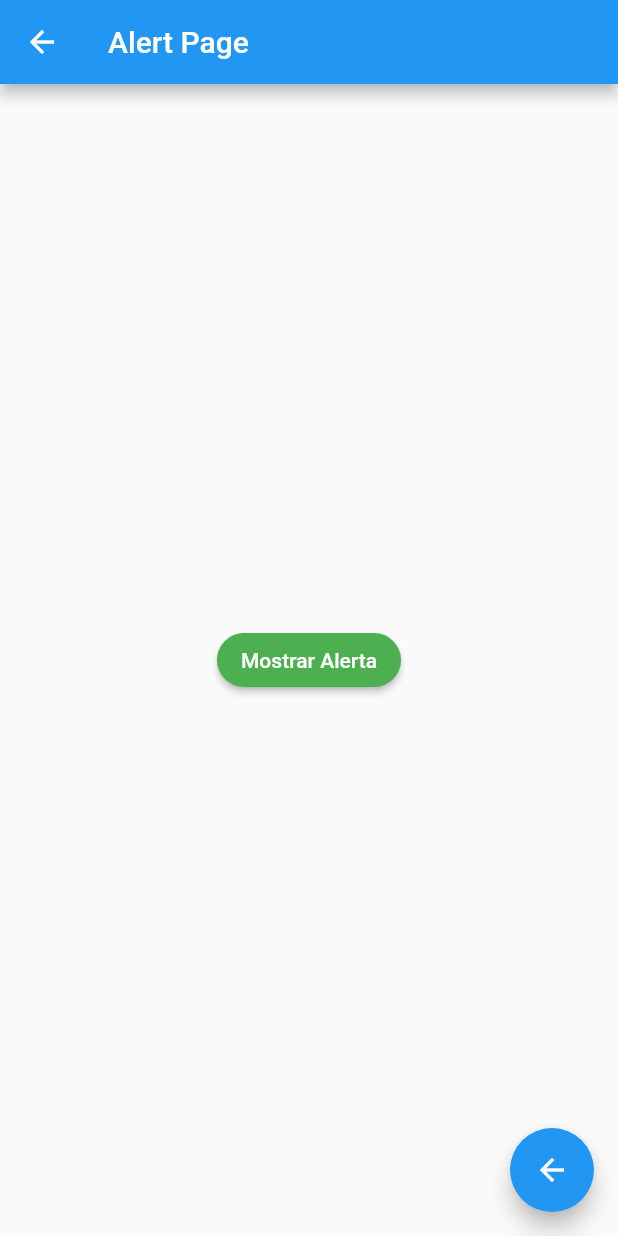
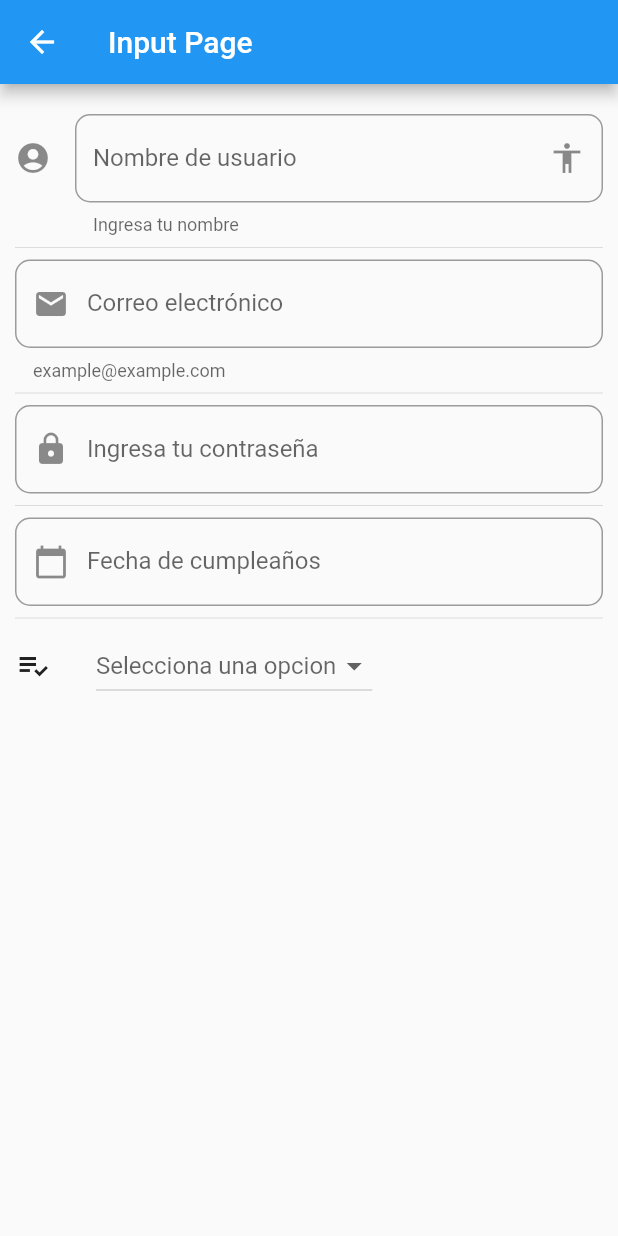
Before and after one commit to Willy502/flutter_componentes, a Flutter app: the screen it shows after launch, after a tap on "Inputs", on a phone screen of 412 x 824 dp. Run offline on Flutter 3.47's test engine with Material 2 defaults, Android fonts, the phone set to English and light mode, and no system bars; network calls fail.

Commit message:
Input page

```diff
--- a/lib/main.dart
+++ b/lib/main.dart
@@ -1,4 +1,5 @@
 import 'package:flutter/material.dart';
+import 'package:flutter_localizations/flutter_localizations.dart';
 
 import 'package:componentes_app/src/pages/alert_page.dart';
 import 'package:componentes_app/src/routes/routes.dart';
@@ -10,6 +11,14 @@ class MyApp extends StatelessWidget {
     return MaterialApp(
       title: 'Componentes App',
       debugShowCheckedModeBanner: false,
+      localizationsDelegates: [
+        GlobalMaterialLocalizations.delegate,
+        GlobalWidgetsLocalizations.delegate,
+        GlobalCupertinoLocalizations.delegate
+      ],
+      supportedLocales: [
+        const Locale('es', 'ES')
+      ],
       initialRoute: 'homePage',
       routes: getApplicationRoutes(),
       onGenerateRoute: (settings) {
--- /dev/null
+++ b/lib/src/pages/input_page.dart
@@ -0,0 +1,146 @@
+import 'package:flutter/material.dart';
+import 'package:intl/intl.dart';
+
+class InputPage extends StatefulWidget {
+
+  @override
+  _InputPageState createState() => _InputPageState();
+}
+
+class _InputPageState extends State<InputPage> {
+  TextEditingController _inputFieldDateController = new TextEditingController();
+  String _opcionSeleccionada;
+
+  @override
+  Widget build(BuildContext context) {
+    return Scaffold(
+      appBar: AppBar(
+        title: Text('Input Page'),
+      ),
+      body: ListView(
+        padding: EdgeInsets.symmetric(horizontal: 10.0, vertical: 20.0),
+        children: [
+          _createInput(),
+          Divider(),
+          _createEmail(),
+          Divider(),
+          _createPassword(),
+          Divider(),
+          _createDate(context),
+          Divider(),
+          _createDropDown()
+        ],
+      ),
+    );
+  }
+
+  Widget _createInput() {
+    return TextField(
+      //autofocus: true,
+      textCapitalization: TextCapitalization.sentences,
+      decoration: InputDecoration(
+        border: OutlineInputBorder(borderRadius: BorderRadius.circular(10.0)),
+        hintText: 'Nombre',
+        labelText: 'Nombre de usuario',
+        helperText: 'Ingresa tu nombre',
+        icon: Icon(Icons.account_circle),
+        suffixIcon: Icon(Icons.accessibility)
+      ),
+    );
+  }
+
+  Widget _createEmail() {
+    return TextField(
+      //autofocus: true,
+      keyboardType: TextInputType.emailAddress, // Cambio de teclado
+      decoration: InputDecoration(
+        border: OutlineInputBorder(borderRadius: BorderRadius.circular(10.0)),
+        hintText: 'Correo',
+        labelText: 'Correo electrónico',
+        helperText: 'example@example.com',
+        prefixIcon: Icon(Icons.email)
+      ),
+    );
+  }
+
+  Widget _createPassword() {
+    return TextField(
+      //autofocus: true,
+      obscureText: true,
+      decoration: InputDecoration(
+        border: OutlineInputBorder(borderRadius: BorderRadius.circular(10.0)),
+        hintText: 'Contraseña',
+        labelText: 'Ingresa tu contraseña',
+        prefixIcon: Icon(Icons.lock)
+      ),
+      onChanged: (value) {
+        RegExp exp = RegExp("");
+        if (exp.hasMatch(value)) {
+
+        } else {
+
+        }
+      },
+    );
+  }
+
+  Widget _createDate(BuildContext context) {
+    return TextField(
+      //autofocus: true,
+      enableInteractiveSelection: false,
+      controller: _inputFieldDateController,
+      decoration: InputDecoration(
+        border: OutlineInputBorder(borderRadius: BorderRadius.circular(10.0)),
+        hintText: 'Fecha',
+        labelText: 'Fecha de cumpleaños',
+        prefixIcon: Icon(Icons.calendar_today)
+      ),
+      onTap: () {
+        FocusScope.of(context).requestFocus(new FocusNode());
+        _selectDate();
+      },
+    );
+  }
+
+  // Date picker
+  _selectDate() async {
+    DateTime picked = await showDatePicker(
+      context: context,
+      initialDate: DateTime.now(),
+      firstDate: DateTime(1940),
+      lastDate: DateTime.now(),
+      locale: Locale('es', 'ES')
+    );
+
+    if (picked != null) {
+      String formatDate = DateFormat('dd/MM/yyyy').format(picked);
+      String date = formatDate;
+      _inputFieldDateController.text = date;
+    }
+  }
+
+  List<DropdownMenuItem<String>> getOptions() {
+    List<DropdownMenuItem<String>> opciones = [];
+    opciones.add(DropdownMenuItem(child: Text('Auto'), value: '1'));
+    opciones.add(DropdownMenuItem(child: Text('Moto'), value: '2'));
+    return opciones;
+  }
+
+  _createDropDown() {
+    return Row(
+      children: [
+        Icon(Icons.playlist_add_check),
+        SizedBox(width: 30.0),
+        DropdownButton(
+          hint: Text('Selecciona una opcion'),
+          value: _opcionSeleccionada,
+          items: getOptions(),
+          onChanged: (option) {
+            _opcionSeleccionada = option;
+            setState(() {});
+          },
+        ),
+      ],
+    );
+  }
+}
--- a/lib/src/routes/routes.dart
+++ b/lib/src/routes/routes.dart
@@ -4,6 +4,7 @@ import 'package:componentes_app/src/pages/alert_page.dart';
 import 'package:componentes_app/src/pages/avatar_page.dart';
 import 'package:componentes_app/src/pages/card_page.dart';
 import 'package:componentes_app/src/pages/animated_page.dart';
+import 'package:componentes_app/src/pages/input_page.dart';
 
 Map<String, WidgetBuilder> getApplicationRoutes() {
   return <String, WidgetBuilder> {
@@ -11,6 +12,7 @@ Map<String, WidgetBuilder> getApplicationRoutes() {
     'alert' : (context) => AlertPage(),
     'avatar' : (context) => AvatarPage(),
     'card' : (context) => CardPage(),
-    'animatedContainer' : (context) => AnimatedPage()
+    'animatedContainer' : (context) => AnimatedPage(),
+    'inputs' : (context) => InputPage()
   };
 }
--- a/pubspec.yaml
+++ b/pubspec.yaml
@@ -22,6 +22,9 @@ environment:
 
 dependencies:
   flutter:
+    sdk: flutter
+
+  flutter_localizations:
     sdk: flutter
 
 
```
Also changed, not shown: pubspec.lock.
